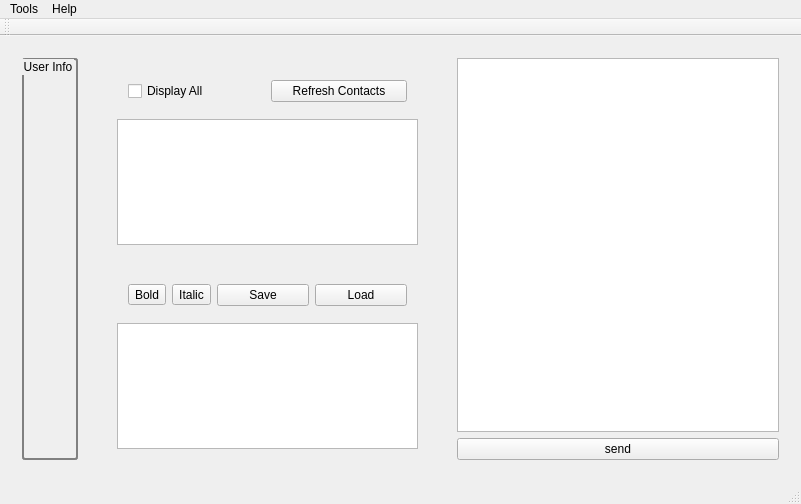
The window that UI/mainwindow.ui (ziadkiwan/teamsext) describes before a commit, drawn with Qt 5.
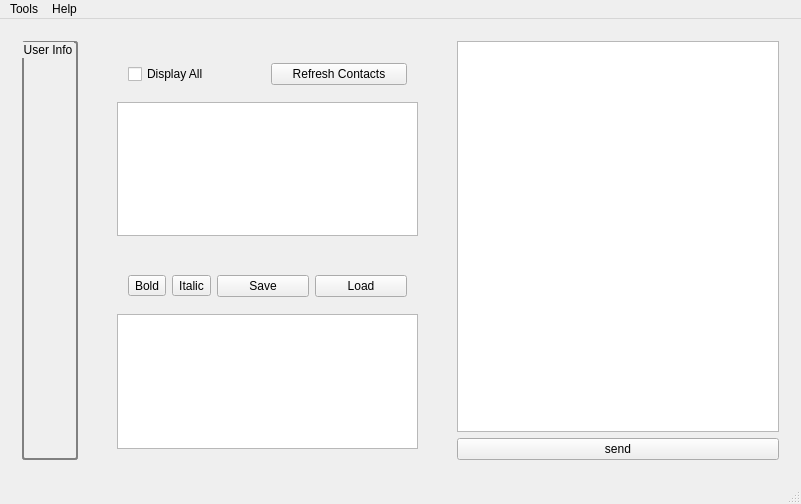
The same window after the commit.

Patch:
```diff
--- a/UI/mainwindow.ui
+++ b/UI/mainwindow.ui
@@ -220,14 +220,6 @@
    <addaction name="menuMore"/>
    <addaction name="menuHelp"/>
   </widget>
-  <widget class="QToolBar" name="mainToolBar">
-   <attribute name="toolBarArea">
-    <enum>TopToolBarArea</enum>
-   </attribute>
-   <attribute name="toolBarBreak">
-    <bool>false</bool>
-   </attribute>
-  </widget>
   <widget class="QStatusBar" name="statusBar"/>
   <action name="actionSetup_Access_Token">
    <property name="text">
```
